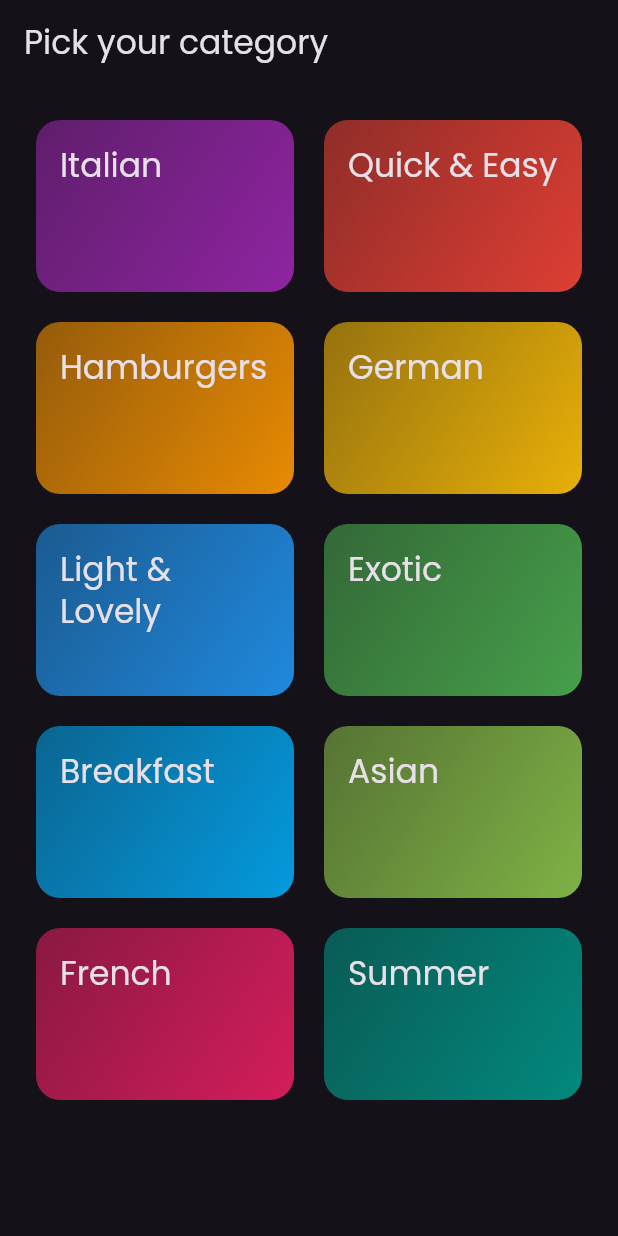
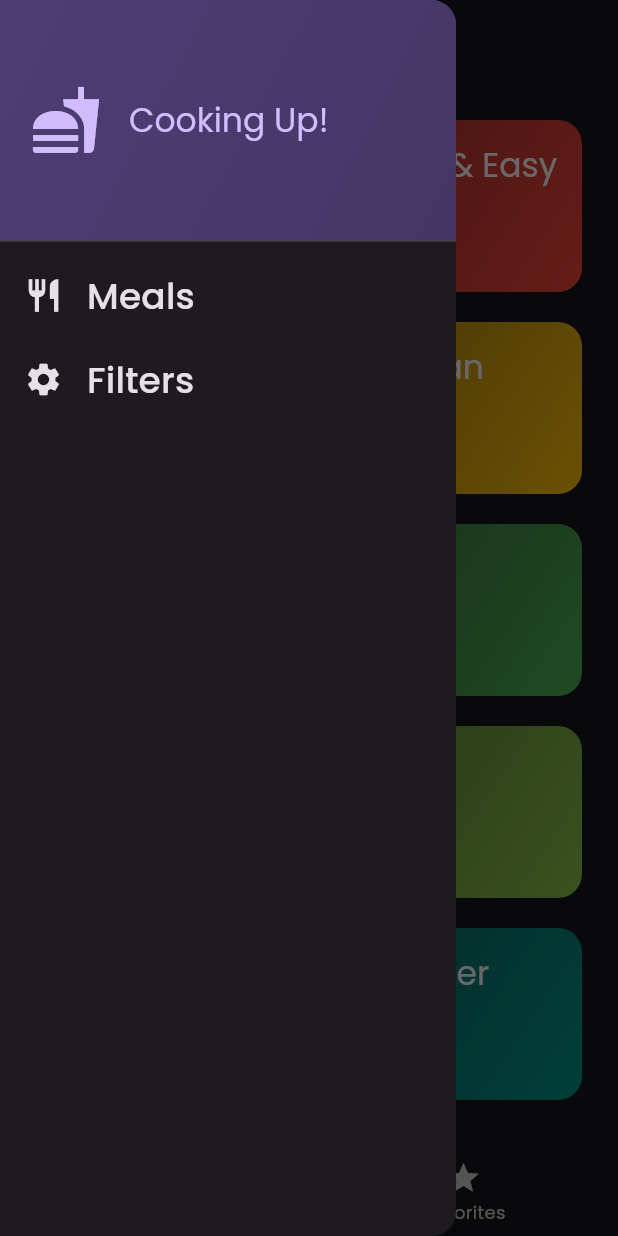
Before and after one commit to andregspaschoa/refeicoes_app, a Flutter app: the screen it shows after launch, with the side drawer open (before the commit the screen has no drawer), on a phone screen of 412 x 824 dp. Run offline on Flutter 3.47's test engine with Material 3 defaults, Android fonts, the phone set to English and light mode, and no system bars; our stand-ins replace google_fonts, transparent_image.

Commit message:
commit menu lateral, filtros e favoritos

```diff
--- a/lib/main.dart
+++ b/lib/main.dart
@@ -1,7 +1,7 @@
 import 'package:flutter/material.dart';
+import 'package:google_fonts/google_fonts.dart';
 
-import 'package:google_fonts/google_fonts.dart';
-import 'package:refeicoes_app/screens/categories.dart';
+import 'package:refeicoes_app/screens/tabs.dart';
 
 final theme = ThemeData(
   useMaterial3: true,
@@ -23,7 +23,7 @@
   Widget build(BuildContext context) {
     return MaterialApp(
       theme: theme,
-      home: const CategoriesScreen(),
+      home: const TabsScreen(),
     );
   }
 }
--- a/lib/screens/categories.dart
+++ b/lib/screens/categories.dart
@@ -1,15 +1,23 @@
 import 'package:flutter/material.dart';
 
 import 'package:refeicoes_app/data/dummy_data.dart';
+import 'package:refeicoes_app/models/meal.dart';
 import 'package:refeicoes_app/widgets/category_grid_item.dart';
 import 'package:refeicoes_app/screens/meals.dart';
 import 'package:refeicoes_app/models/category.dart';
 
 class CategoriesScreen extends StatelessWidget {
-  const CategoriesScreen({super.key});
+  const CategoriesScreen({
+    super.key,
+    required this.onToggleFavorite,
+    required this.availableMeals,
+  });
+
+  final void Function(Meal meal) onToggleFavorite;
+  final List<Meal> availableMeals;
 
   void _selectCategory(BuildContext context, Category category) {
-    final filteredMeals = dummyMeals
+    final filteredMeals = availableMeals
         .where((meal) => meal.categories.contains(category.id))
         .toList();
 
@@ -18,6 +26,7 @@
         builder: (ctx) => MealsScreen(
           title: category.title,
           meals: filteredMeals,
+          onToggleFavorite: onToggleFavorite,
         ),
       ),
     ); // Navigator.push(context, route)
@@ -25,11 +34,7 @@
 
   @override
   Widget build(BuildContext context) {
-    return Scaffold(
-      appBar: AppBar(
-        title: const Text('Pick your category'),
-      ),
-      body: GridView(
+    return GridView(
       padding: const EdgeInsets.all(24),
       gridDelegate: const SliverGridDelegateWithFixedCrossAxisCount(
         crossAxisCount: 2,
@@ -47,7 +52,6 @@
             },
           )
       ],
-      ),
     );
   }
 }
--- /dev/null
+++ b/lib/screens/tabs.dart
@@ -0,0 +1,135 @@
+import 'package:flutter/material.dart';
+
+import 'package:refeicoes_app/data/dummy_data.dart';
+import 'package:refeicoes_app/models/meal.dart';
+import 'package:refeicoes_app/screens/categories.dart';
+import 'package:refeicoes_app/screens/filters.dart';
+import 'package:refeicoes_app/screens/meals.dart';
+import 'package:refeicoes_app/widgets/main_drawer.dart';
+
+const kInitialFilters = {
+  Filter.glutenFree: false,
+  Filter.lactoseFree: false,
+  Filter.vegetarian: false,
+  Filter.vegan: false
+};
+
+class TabsScreen extends StatefulWidget {
+  const TabsScreen({super.key});
+
+  @override
+  State<TabsScreen> createState() {
+    return _TabsScreenState();
+  }
+}
+
+class _TabsScreenState extends State<TabsScreen> {
+  int _selectedPageIndex = 0;
+  final List<Meal> _favoriteMeals = [];
+  Map<Filter, bool> _selectedFilters = kInitialFilters;
+
+  void _showInfoMessage(String message) {
+    ScaffoldMessenger.of(context).clearSnackBars();
+    ScaffoldMessenger.of(context).showSnackBar(
+      SnackBar(
+        content: Text(message),
+      ),
+    );
+  }
+
+  void _toggleMealFavoriteStatus(Meal meal) {
+    final isExisting = _favoriteMeals.contains(meal);
+
+    if (isExisting) {
+      setState(() {
+        _favoriteMeals.remove(meal);
+      });
+      _showInfoMessage('Meal is no longer a favorite.');
+    } else {
+      setState(() {
+        _favoriteMeals.add(meal);
+        _showInfoMessage('Marked as a favorite!');
+      });
+    }
+  }
+
+  void _selectPage(int index) {
+    setState(() {
+      _selectedPageIndex = index;
+    });
+  }
+
+  void _setScreen(String identifier) async {
+    Navigator.of(context).pop();
+    if (identifier == 'filters') {
+      final result = await Navigator.of(context).push<Map<Filter, bool>>(
+        MaterialPageRoute(
+          builder: (ctx) => FiltersScreen(
+            currentFilters: _selectedFilters,
+          ),
+        ),
+      );
+
+      setState(() {
+        _selectedFilters = result ?? kInitialFilters;
+      });
+    }
+  }
+
+  @override
+  Widget build(BuildContext context) {
+    final availableMeals = dummyMeals.where((meal) {
+      if (_selectedFilters[Filter.glutenFree]! && !meal.isGlutenFree) {
+        return false;
+      }
+      if (_selectedFilters[Filter.lactoseFree]! && !meal.isLactoseFree) {
+        return false;
+      }
+      if (_selectedFilters[Filter.vegetarian]! && !meal.isVegetarian) {
+        return false;
+      }
+      if (_selectedFilters[Filter.vegan]! && !meal.isVegan) {
+        return false;
+      }
+      return true;
+    }).toList();
+
+    Widget activePage = CategoriesScreen(
+      onToggleFavorite: _toggleMealFavoriteStatus,
+      availableMeals: availableMeals,
+    );
+    var activePageTitle = 'Categories';
+
+    if (_selectedPageIndex == 1) {
+      activePage = MealsScreen(
+        meals: _favoriteMeals,
+        onToggleFavorite: _toggleMealFavoriteStatus,
+      );
+      activePageTitle = 'Your Favorites';
+    }
+
+    return Scaffold(
+      appBar: AppBar(
+        title: Text(activePageTitle),
+      ),
+      drawer: MainDrawer(
+        onSelectScreen: _setScreen,
+      ),
+      body: activePage,
+      bottomNavigationBar: BottomNavigationBar(
+        onTap: _selectPage,
+        currentIndex: _selectedPageIndex,
+        items: const [
+          BottomNavigationBarItem(
+            icon: Icon(Icons.set_meal),
+            label: 'Categories',
+          ),
+          BottomNavigationBarItem(
+            icon: Icon(Icons.star),
+            label: 'Favorites',
+          ),
+        ],
+      ),
+    );
+  }
+}
--- /dev/null
+++ b/lib/widgets/main_drawer.dart
@@ -0,0 +1,83 @@
+import 'package:flutter/material.dart';
+
+class MainDrawer extends StatelessWidget {
+  const MainDrawer({super.key, required this.onSelectScreen});
+
+  final void Function(String identifier) onSelectScreen;
+
+  @override
+  Widget build(BuildContext context) {
+    return Drawer(
+      child: Column(
+        children: [
+          DrawerHeader(
+            padding: const EdgeInsets.all(20),
+            decoration: BoxDecoration(
+              gradient: LinearGradient(
+                colors: [
+                  Theme.of(context).colorScheme.primaryContainer,
+                  Theme.of(context)
+                      .colorScheme
+                      .primaryContainer
+                      .withOpacity(0.8),
+                ],
+                begin: Alignment.topLeft,
+                end: Alignment.bottomRight,
+              ),
+            ),
+            child: Row(
+              children: [
+                Icon(
+                  Icons.fastfood,
+                  size: 48,
+                  color: Theme.of(context).colorScheme.primary,
+                ),
+                const SizedBox(width: 18),
+                Text(
+                  'Cooking Up!',
+                  style: Theme.of(context).textTheme.titleLarge!.copyWith(
+                        color: Theme.of(context).colorScheme.primary,
+                      ),
+                ),
+              ],
+            ),
+          ),
+          ListTile(
+            leading: Icon(
+              Icons.restaurant,
+              size: 26,
+              color: Theme.of(context).colorScheme.onSurface,
+            ),
+            title: Text(
+              'Meals',
+              style: Theme.of(context).textTheme.titleSmall!.copyWith(
+                    color: Theme.of(context).colorScheme.onSurface,
+                    fontSize: 24,
+                  ),
+            ),
+            onTap: () {
+              onSelectScreen('meals');
+            },
+          ),
+          ListTile(
+            leading: Icon(
+              Icons.settings,
+              size: 26,
+              color: Theme.of(context).colorScheme.onSurface,
+            ),
+            title: Text(
+              'Filters',
+              style: Theme.of(context).textTheme.titleSmall!.copyWith(
+                    color: Theme.of(context).colorScheme.onSurface,
+                    fontSize: 24,
+                  ),
+            ),
+            onTap: () {
+              onSelectScreen('filters');
+            },
+          ),
+        ],
+      ),
+    );
+  }
+}
```
Also changed, not shown: lib/screens/filters.dart (added, +165 -0 lines), lib/screens/meal_details.dart (+10 -3 lines), lib/screens/meals.dart (+10 -3 lines). Lines whose indentation alone changed are shown as unchanged.
